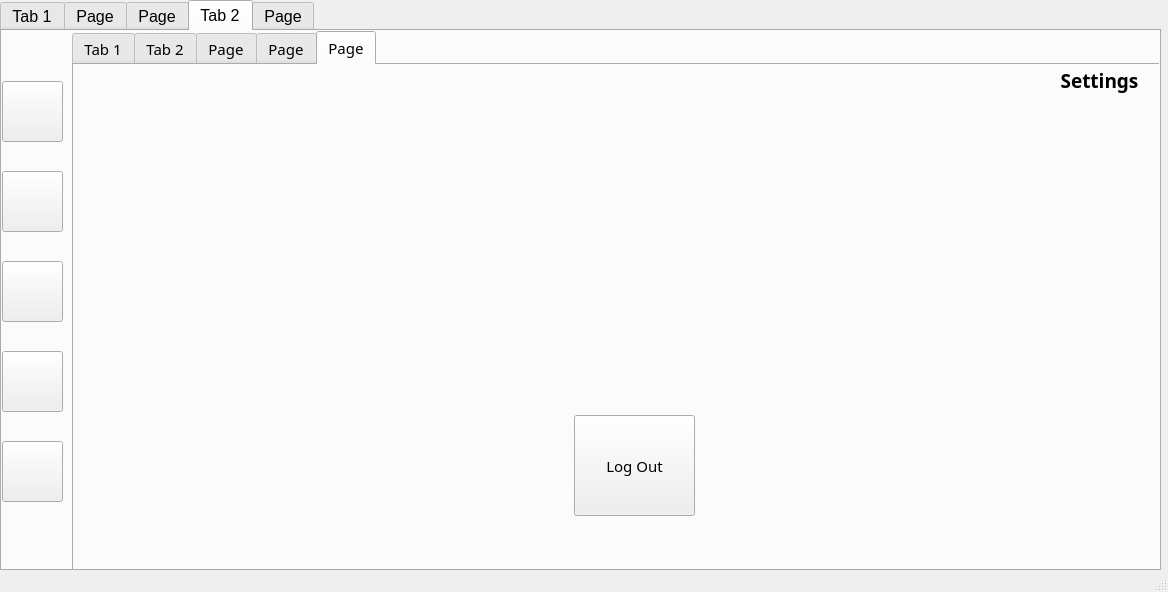
Above: MyGPAmate.ui from edeniyanda/MyGPAmate before the change. Below: the same form after it.
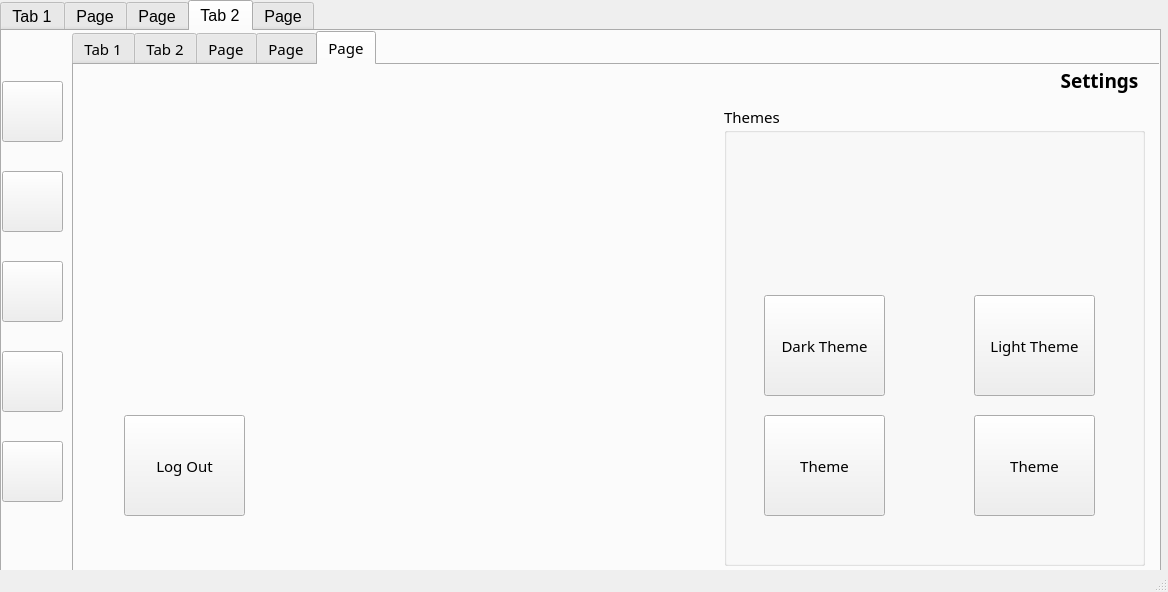
That is the form after the change. The open tabs and pages were chosen to show the change. Icons and pictures are not drawn.

Commit message: Dark and light theme update

```diff
--- a/MyGPAmate.ui
+++ b/MyGPAmate.ui
@@ -20,7 +20,7 @@
       <x>0</x>
       <y>0</y>
       <width>1161</width>
-      <height>571</height>
+      <height>591</height>
      </rect>
     </property>
     <property name="font">
@@ -1012,7 +1012,7 @@
        <widget class="QPushButton" name="pushButton_log_out">
         <property name="geometry">
          <rect>
-          <x>500</x>
+          <x>50</x>
           <y>350</y>
           <width>121</width>
           <height>101</height>
@@ -1022,6 +1022,71 @@
          <string>Log Out</string>
         </property>
        </widget>
+       <widget class="QGroupBox" name="groupBox_themes">
+        <property name="geometry">
+         <rect>
+          <x>650</x>
+          <y>40</y>
+          <width>421</width>
+          <height>461</height>
+         </rect>
+        </property>
+        <property name="title">
+         <string>Themes</string>
+        </property>
+        <widget class="QPushButton" name="pushButton_dark_theme">
+         <property name="geometry">
+          <rect>
+           <x>40</x>
+           <y>190</y>
+           <width>121</width>
+           <height>101</height>
+          </rect>
+         </property>
+         <property name="text">
+          <string>Dark Theme</string>
+         </property>
+        </widget>
+        <widget class="QPushButton" name="pushButton_light_theme">
+         <property name="geometry">
+          <rect>
+           <x>250</x>
+           <y>190</y>
+           <width>121</width>
+           <height>101</height>
+          </rect>
+         </property>
+         <property name="text">
+          <string>Light Theme</string>
+         </property>
+        </widget>
+        <widget class="QPushButton" name="pushButton_log_out_4">
+         <property name="geometry">
+          <rect>
+           <x>250</x>
+           <y>310</y>
+           <width>121</width>
+           <height>101</height>
+          </rect>
+         </property>
+         <property name="text">
+          <string>Theme</string>
+         </property>
+        </widget>
+        <widget class="QPushButton" name="pushButton_log_out_5">
+         <property name="geometry">
+          <rect>
+           <x>40</x>
+           <y>310</y>
+           <width>121</width>
+           <height>101</height>
+          </rect>
+         </property>
+         <property name="text">
+          <string>Theme</string>
+         </property>
+        </widget>
+       </widget>
       </widget>
      </widget>
      <widget class="QPushButton" name="pushButton_dash_board">
```
Left out of the diff: 2 changed lines with no effect on the pictures. The commit also changes 2 other files.
